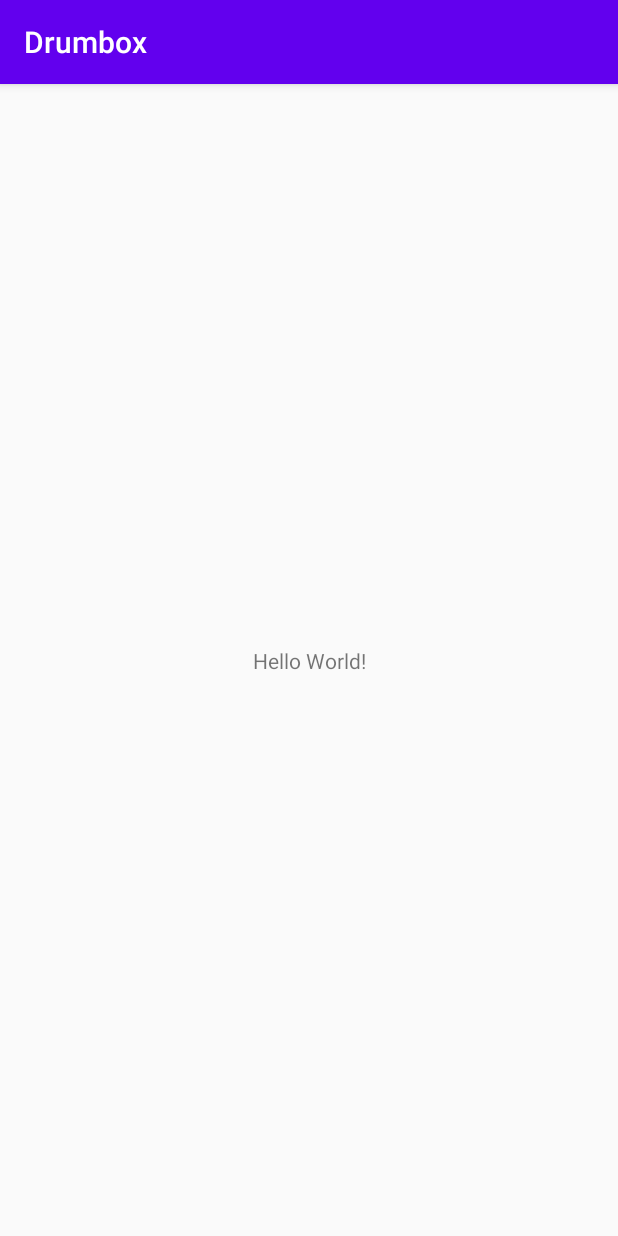
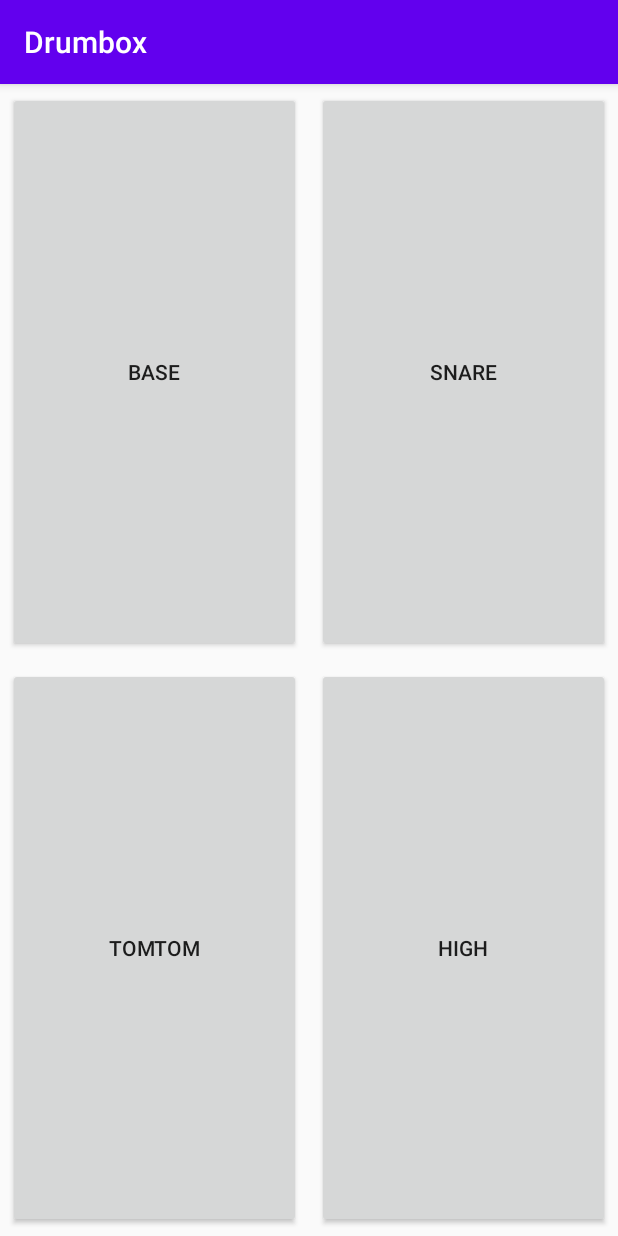
Before and after one commit to Milk377/003_AndroidApplication_DrumBox, an Android app: the screen it shows after launch (MainActivity), on a phone screen of 412 x 824 dp. Run offline under Robolectric (Android 15) with nearby library versions, the phone set to English and light mode, and no system bars.

Commit message:
activity_main.xml: set button1,2,3,4 with linear Layout
MainActivity.java:
set SoundPool
set Button Function

resources:
add sound11 ,sound22,sound33,sound44 ~

Build test ok

```diff
--- a/app/src/main/java/com/application/drumbox/MainActivity.java
+++ b/app/src/main/java/com/application/drumbox/MainActivity.java
@@ -3,15 +3,70 @@ package com.application.drumbox;
 import android.support.v7.app.AppCompatActivity;
 import android.os.Bundle;
 
+// import
+import android.media.AudioManager;
+import android.media.SoundPool;
+import android.view.View;
+import android.widget.Button;
+
+
+
 public class MainActivity extends AppCompatActivity {
+
+    // SoundPool
+    SoundPool soundf;
+
+    // Button
+    Button btn1 , btn2, btn3, btn4;
+
+    // use to load soundpool
+    int t1,t2,t3,t4;
 
     @Override
     protected void onCreate(Bundle savedInstanceState) {
         super.onCreate(savedInstanceState);
         setContentView(R.layout.activity_main);
 
-        // finish git setup.!
-        // add 90 date token for login github via Android studio.
+        soundf = new SoundPool(1,AudioManager.STREAM_MUSIC,0);
+
+        t1 = soundf.load(this,R.raw.sound11, 1);
+        t2 = soundf.load(this,R.raw.sound22, 1);
+        t3 = soundf.load(this,R.raw.sound33, 1);
+        t4 = soundf.load(this,R.raw.sound44, 1);
+
+        btn1 = (Button)findViewById(R.id.b1);
+        btn2 = (Button)findViewById(R.id.b2);
+        btn3 = (Button)findViewById(R.id.b3);
+        btn4 = (Button)findViewById(R.id.b4);
+
+        btn1.setOnClickListener(new View.OnClickListener() {
+            @Override
+            public void onClick(View v) {
+                soundf.play(t1, 1, 1, 0, 0, 1);
+            }
+        });
+
+        btn2.setOnClickListener(new View.OnClickListener() {
+            public void onClick(View v) {
+                soundf.play(t2, 1, 1, 0, 0, 1);
+
+            }
+        });
+
+        btn3.setOnClickListener(new View.OnClickListener() {
+            public void onClick(View v) {
+                soundf.play(t3, 1, 1, 0, 0, 1);
+
+            }
+        });
+
+        btn4.setOnClickListener(new View.OnClickListener() {
+            public void onClick(View v) {
+                soundf.play(t4, 1, 1, 0, 0, 1);
+
+            }
+        });
+
 
 
     }
--- a/app/src/main/res/layout/activity_main.xml
+++ b/app/src/main/res/layout/activity_main.xml
@@ -1,18 +1,72 @@
-<?xml version="1.0" encoding="utf-8"?>
-<android.support.constraint.ConstraintLayout xmlns:android="http://schemas.android.com/apk/res/android"
-    xmlns:app="http://schemas.android.com/apk/res-auto"
-    xmlns:tools="http://schemas.android.com/tools"
-    android:layout_width="match_parent"
-    android:layout_height="match_parent"
-    tools:context=".MainActivity">
+<LinearLayout xmlns:android="http://schemas.android.com/apk/res/android"
+    android:layout_width="fill_parent"
+    android:layout_height="fill_parent"
+    android:orientation="vertical" >
 
-    <TextView
-        android:layout_width="wrap_content"
-        android:layout_height="wrap_content"
-        android:text="Hello World!"
-        app:layout_constraintBottom_toBottomOf="parent"
-        app:layout_constraintLeft_toLeftOf="parent"
-        app:layout_constraintRight_toRightOf="parent"
-        app:layout_constraintTop_toTopOf="parent" />
+    <LinearLayout
+        android:layout_width="fill_parent"
+        android:layout_height="fill_parent"
+        android:layout_weight="1"
 
-</android.support.constraint.ConstraintLayout>
+        android:orientation="horizontal"
+
+        >
+
+        <Button
+            android:id="@+id/b1"
+            android:layout_width="fill_parent"
+            android:layout_height="fill_parent"
+            android:layout_weight="1"
+            android:text="Base"
+
+            android:layout_margin="5dp"
+
+            />
+
+
+        <Button
+            android:id="@+id/b2"
+            android:layout_width="fill_parent"
+            android:layout_height="fill_parent"
+            android:layout_weight="1"
+            android:text="Snare"
+            android:layout_margin="5dp"
+
+            />
+
+    </LinearLayout>
+
+
+    <LinearLayout
+        android:layout_width="fill_parent"
+        android:layout_height="fill_parent"
+        android:layout_weight="1"
+
+        android:orientation="horizontal"
+
+        >
+
+
+        <Button
+            android:id="@+id/b3"
+            android:layout_width="fill_parent"
+            android:layout_height="fill_parent"
+            android:layout_weight="1"
+            android:text="TomTom"
+            android:layout_margin="5dp"
+            />
+
+        <Button
+            android:id="@+id/b4"
+            android:layout_width="fill_parent"
+            android:layout_height="fill_parent"
+            android:layout_weight="1"
+            android:text="High"
+            android:layout_margin="5dp"
+            />
+
+
+    </LinearLayout>
+
+
+</LinearLayout>
--- /dev/null
+++ b/app/src/main/res/values/stlyes.xml
@@ -0,0 +1,11 @@
+<resources>
+
+    <!-- Base application theme. -->
+    <style name="AppTheme" parent="Theme.AppCompat.Light.DarkActionBar">
+        <!-- Customize your theme here. -->
+        <item name="colorPrimary">@color/black</item>
+        <item name="colorPrimaryDark">@color/teal_200</item>
+        <item name="colorAccent">@color/teal_700</item>
+    </style>
+
+</resources>
```
Also changed, not shown: 4 other files.
